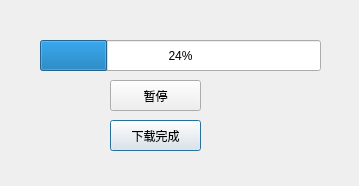
Old version of the form download.ui in the repository Kvancy/GameHall.
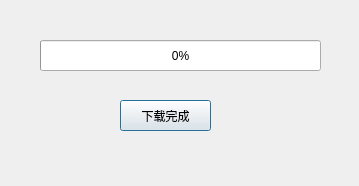
New version of the form.

What changed in the file:
```diff
--- a/download.ui
+++ b/download.ui
@@ -23,36 +23,23 @@
     </rect>
    </property>
    <property name="value">
-    <number>24</number>
+    <number>0</number>
    </property>
    <property name="textVisible">
     <bool>true</bool>
    </property>
   </widget>
-  <widget class="QPushButton" name="finished">
-   <property name="geometry">
-    <rect>
-     <x>110</x>
-     <y>120</y>
-     <width>91</width>
-     <height>31</height>
-    </rect>
-   </property>
-   <property name="text">
-    <string>下载完成</string>
-   </property>
-  </widget>
   <widget class="QPushButton" name="stop">
    <property name="geometry">
     <rect>
-     <x>110</x>
-     <y>80</y>
+     <x>120</x>
+     <y>100</y>
      <width>91</width>
      <height>31</height>
     </rect>
    </property>
    <property name="text">
-    <string>暂停</string>
+    <string>下载完成</string>
    </property>
   </widget>
  </widget>
```
Left out of the diff: 3 changed lines with no effect on the pictures.
